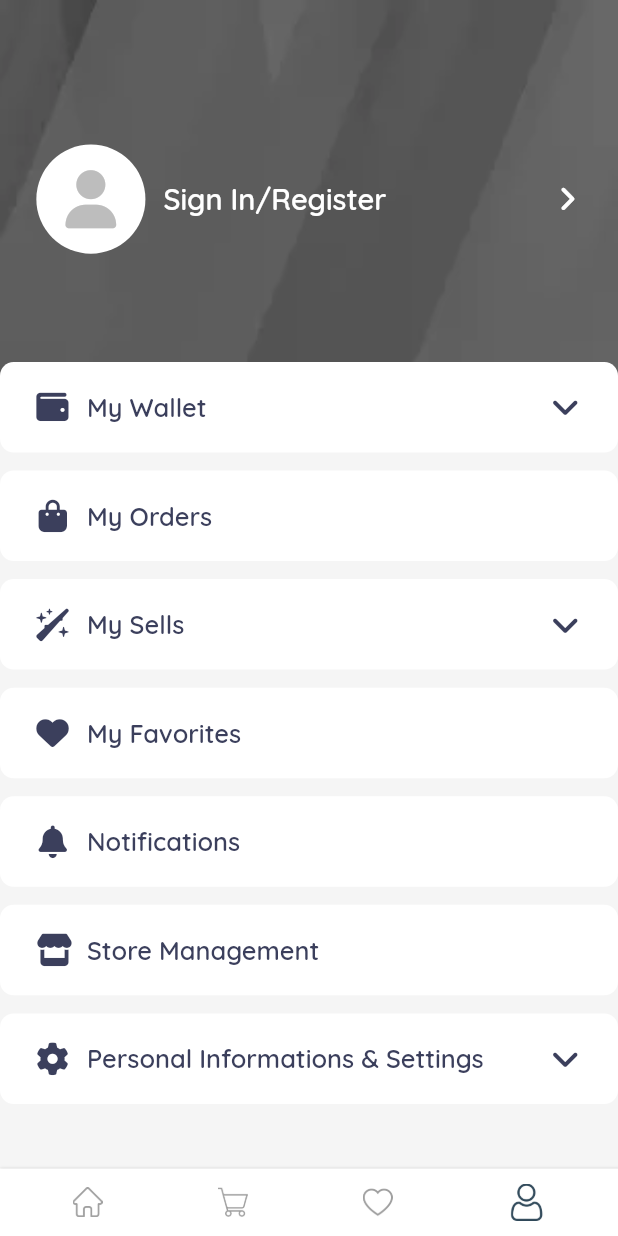
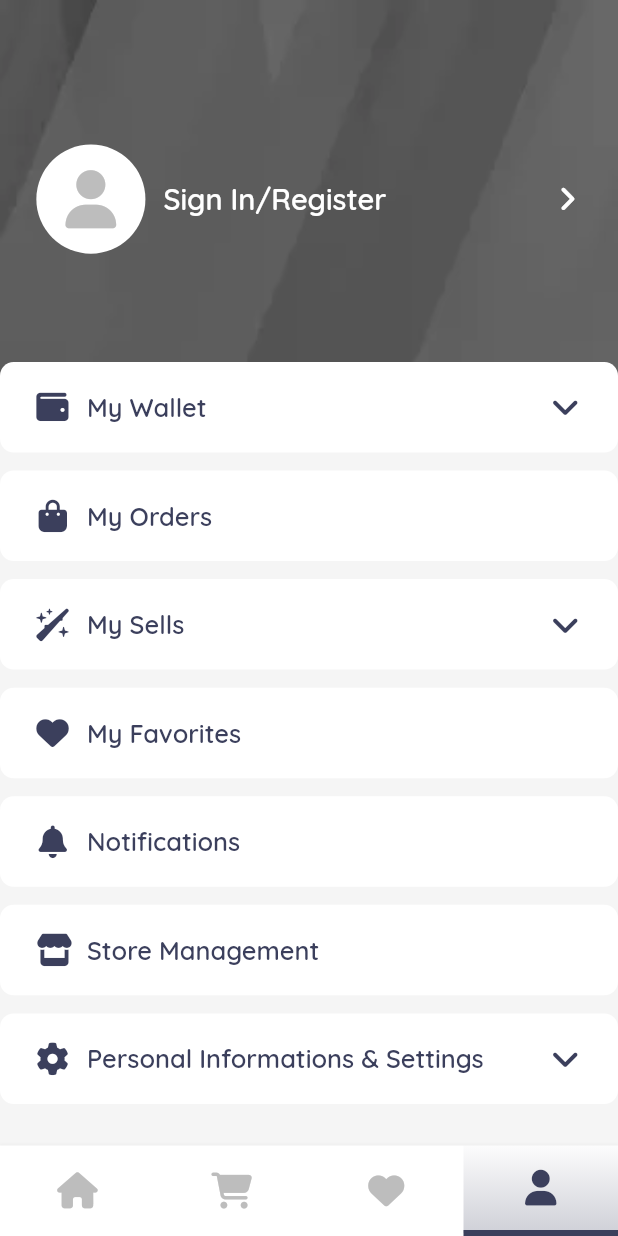
Before and after one commit to Emirhan-Kahya/gamekrub, a Flutter app: the screen it shows after launch, item 4 of the bottom bar chosen, on a phone screen of 412 x 824 dp. Run offline on Flutter 3.47's test engine with Material 2 defaults, Android fonts, the phone set to English and light mode, and no system bars; our stand-ins replace font_awesome_flutter, get; network calls fail.

Commit message:
27/04/2022 - 08:50 AM

```diff
--- a/lib/screens/account/account_screen.dart
+++ b/lib/screens/account/account_screen.dart
@@ -116,7 +116,8 @@ class AccountScreen extends StatelessWidget {
                                     ),
                                   ],
                                 );
-                              });
+                              },
+                          );
                         },
                         text: "My Wallet",
                         iconPrefix: FontAwesomeIcons.wallet,
--- a/lib/screens/home/home_screen.dart
+++ b/lib/screens/home/home_screen.dart
@@ -1,8 +1,11 @@
 import 'package:flutter/material.dart';
+import 'package:flutter/services.dart';
+import 'package:font_awesome_flutter/font_awesome_flutter.dart';
 import 'package:gamekrub/screens/account/account_screen.dart';
 import 'package:gamekrub/screens/home/home_screen_body.dart';
+import 'package:gamekrub/utils/dimension.dart';
 
-import '../../widgets/customBottomBarItems.dart';
+import '../../widgets/bottomNavBar/customBottomBarItems.dart';
 
 class HomeScreen extends StatefulWidget {
   const HomeScreen({Key? key}) : super(key: key);
@@ -31,24 +34,20 @@ class _HomeScreenState extends State<HomeScreen> {
   }
 
   Widget _buildBottomBar() {
-    return Container(
+    return SizedBox(
       width: double.maxFinite,
       child: Container(
         decoration: BoxDecoration(
           color: Colors.white,
           boxShadow: [
             BoxShadow(
-              color: Colors.grey.shade400,
-              spreadRadius: 1,
+              color: Colors.grey.shade200,
               blurRadius: 1,
-              offset: Offset(1, 1),
+              offset: Offset(0, -1),
             ),
           ],
         ),
-        child: Padding(
-          padding: const EdgeInsets.all(10.0),
         child: Row(
-            mainAxisAlignment: MainAxisAlignment.spaceAround,
           children: [
             mBottomBarItem(
               press: () {
@@ -57,7 +56,7 @@ class _HomeScreenState extends State<HomeScreen> {
                 });
               },
               isSelected: _selectedIndex == 0,
-                icon: "assets/images/home.png",
+              icon: FontAwesomeIcons.house,
             ),
             mBottomBarItem(
               press: () {
@@ -66,7 +65,7 @@ class _HomeScreenState extends State<HomeScreen> {
                 });
               },
               isSelected: _selectedIndex == 1,
-                icon: "assets/images/shopping-cart.png",
+              icon: FontAwesomeIcons.cartShopping,
             ),
             mBottomBarItem(
               press: () {
@@ -75,7 +74,7 @@ class _HomeScreenState extends State<HomeScreen> {
                 });
               },
               isSelected: _selectedIndex == 2,
-                icon: "assets/images/heart.png",
+              icon: FontAwesomeIcons.solidHeart,
             ),
             mBottomBarItem(
               press: () {
@@ -84,10 +83,9 @@ class _HomeScreenState extends State<HomeScreen> {
                 });
               },
               isSelected: _selectedIndex == 3,
-                icon: "assets/images/user.png",
+              icon: FontAwesomeIcons.solidUser,
             ),
           ],
-          ),
         ),
       ),
     );
--- a/lib/utils/dimension.dart
+++ b/lib/utils/dimension.dart
@@ -21,7 +21,7 @@ class Dimension{
   static double width100 = screenHeight / 6.83;
   static double width150 = screenWidth / 2.74;
 
-
+  static double fontSize12 = screenHeight /  56.91;
   static double fontSize14 = screenHeight /  48.78;
   static double fontSize16 = screenHeight /  42.68;
   static double fontSize18 = screenHeight /  37.94;
--- /dev/null
+++ b/lib/widgets/bottomNavBar/customBottomBarItems.dart
@@ -0,0 +1,40 @@
+import 'package:flutter/material.dart';
+import 'package:gamekrub/utils/colors.dart';
+import 'package:gamekrub/utils/dimension.dart';
+
+class mBottomBarItem extends StatelessWidget {
+  final IconData icon;
+  final bool isSelected;
+  final VoidCallback press;
+  mBottomBarItem({
+    Key? key,
+    required this.icon,
+    this.isSelected = false,
+    required this.press,
+  }) : super(key: key);
+
+  @override
+  Widget build(BuildContext context) {
+    return GestureDetector(
+      onTap: press,
+      child: Container(
+        width: MediaQuery.of(context).size.width / 4,
+        height: Dimension.height50,
+        decoration: isSelected ? BoxDecoration(
+            border: Border(
+              bottom: BorderSide(width: 4, color: AppColors.iconColor)
+            ),
+            gradient: LinearGradient(
+            colors: [
+              AppColors.iconColor.withOpacity(0.25),
+              AppColors.iconColor.withOpacity(0.015),
+            ],
+              begin: Alignment.bottomCenter,
+              end: Alignment.topCenter,
+          )
+        ) : BoxDecoration(),
+        child: Icon(icon, color: isSelected ? AppColors.iconColor : Colors.grey.shade400),
+      ),
+    );
+  }
+}
--- a/lib/widgets/categories.dart
+++ b/lib/widgets/categories.dart
@@ -32,7 +32,7 @@ class CategoryButton extends StatelessWidget {
             ),
           ),
           SizedBox(height: Dimension.height5),
-          mSmallText(text: text, fontWeight: FontWeight.w600,fontSize: 12),
+          mSmallText(text: text, fontWeight: FontWeight.w600,fontSize: Dimension.fontSize12),
         ],
       ),
     );
--- a/lib/widgets/customBottomBarItems.dart
+++ /dev/null
@@ -1,26 +0,0 @@
-import 'package:flutter/material.dart';
-import 'package:gamekrub/utils/colors.dart';
-
-class mBottomBarItem extends StatelessWidget {
-  final String icon;
-  final bool isSelected;
-  final VoidCallback press;
-  mBottomBarItem({
-    Key? key,
-    required this.icon,
-    this.isSelected = false,
-    required this.press,
-  }) : super(key: key);
-
-  @override
-  Widget build(BuildContext context) {
-    return GestureDetector(
-      onTap: press,
-      child: Container(
-        width: isSelected ? 25 : 20,
-        height: isSelected ? 25 : 20,
-        child: Image.asset(icon, color: isSelected ? AppColors.buttonBackgroundColor : Colors.grey[500]),
-      ),
-    );
-  }
-}
--- a/lib/widgets/special_buttons.dart
+++ b/lib/widgets/special_buttons.dart
@@ -33,7 +33,7 @@ class Specials extends StatelessWidget {
         child: mSmallText(
           text: text,
           color: Colors.white,
-          fontSize: 14,
+          fontSize: Dimension.fontSize16,
         ),
       ),
     );
```
Also changed, not shown: lib/models/popular_games_model.dart (renamed from lib/models/special_deals_model.dart, +7 -7 lines), lib/screens/auth_screens/sign_up_screen.dart (+6 -6 lines), lib/screens/home/home_screen_body.dart (+80 -15 lines), lib/widgets/dot_indicator.dart (deleted, +0 -28 lines), lib/widgets/search_bar_button.dart (+3 -11 lines). Lines whose indentation alone changed are shown as unchanged.
